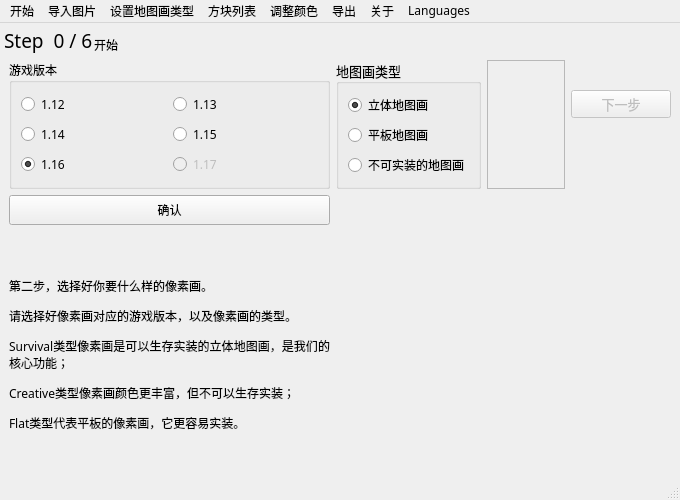
SlopeCraft/SlopeCraft, file others/mainwindow.ui: the form before one commit.
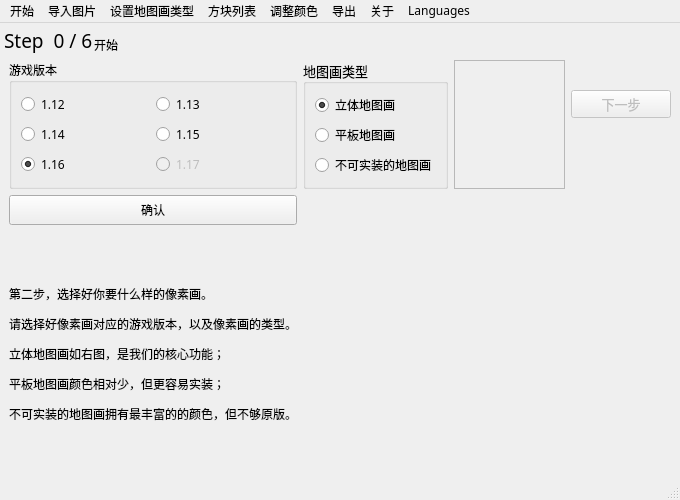
The form after the commit. The open tabs and pages were chosen to show the change. Icons and pictures are not drawn.

```diff
--- a/others/mainwindow.ui
+++ b/others/mainwindow.ui
@@ -657,7 +657,7 @@
              <string notr="true">backgroundcolor: rgb(255, 255, 255);</string>
             </property>
             <property name="text">
-             <string>&lt;html&gt;&lt;head/&gt;&lt;body&gt;&lt;p align=&quot;justify&quot;&gt;第二步，选择好你要什么样的像素画。&lt;/p&gt;&lt;p align=&quot;justify&quot;&gt;请选择好像素画对应的游戏版本，以及像素画的类型。&lt;/p&gt;&lt;p align=&quot;justify&quot;&gt;Survival类型像素画是可以生存实装的立体地图画，是我们的核心功能；&lt;/p&gt;&lt;p align=&quot;justify&quot;&gt;Creative类型像素画颜色更丰富，但不可以生存实装；&lt;/p&gt;&lt;p align=&quot;justify&quot;&gt;Flat类型代表平板的像素画，它更容易实装。&lt;/p&gt;&lt;/body&gt;&lt;/html&gt;</string>
+             <string>&lt;html&gt;&lt;head/&gt;&lt;body&gt;&lt;p align=&quot;justify&quot;&gt;第二步，选择好你要什么样的像素画。&lt;/p&gt;&lt;p align=&quot;justify&quot;&gt;请选择好像素画对应的游戏版本，以及像素画的类型。&lt;/p&gt;&lt;p align=&quot;justify&quot;&gt;立体地图画如右图，是我们的核心功能；&lt;/p&gt;&lt;p align=&quot;justify&quot;&gt;平板地图画颜色相对少，但更容易实装；&lt;/p&gt;&lt;p align=&quot;justify&quot;&gt;不可实装的地图画拥有最丰富的的颜色，但不够原版。&lt;/p&gt;&lt;/body&gt;&lt;/html&gt;</string>
             </property>
             <property name="wordWrap">
              <bool>true</bool>
```
Left out of the diff: 6 changed lines with no effect on the pictures.
